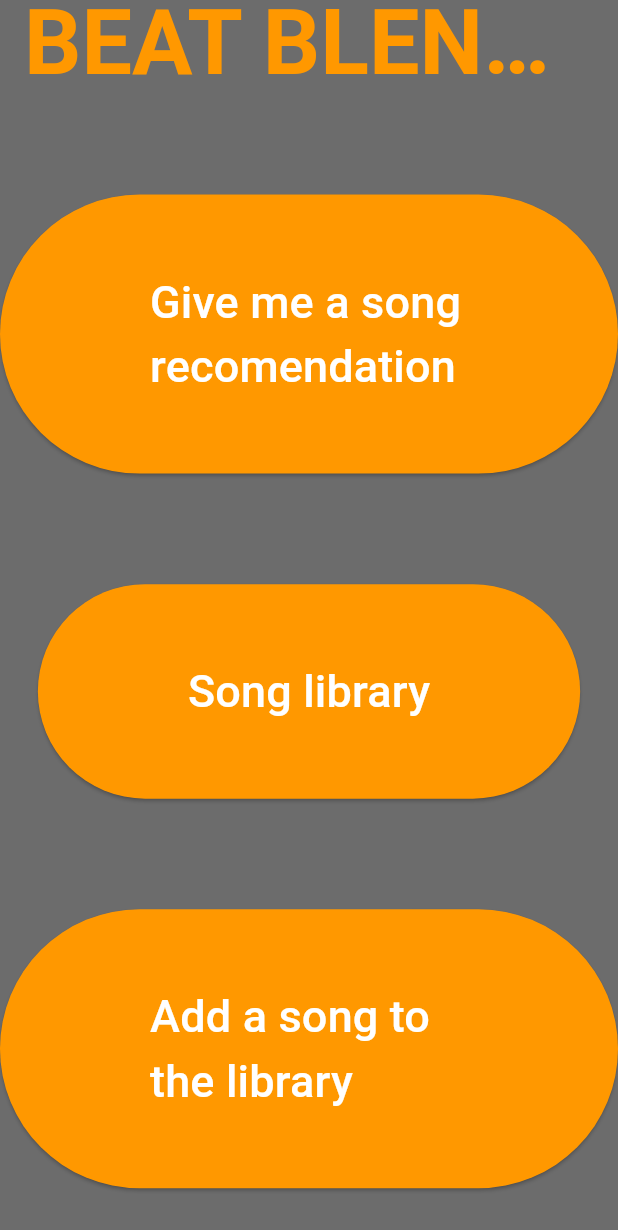
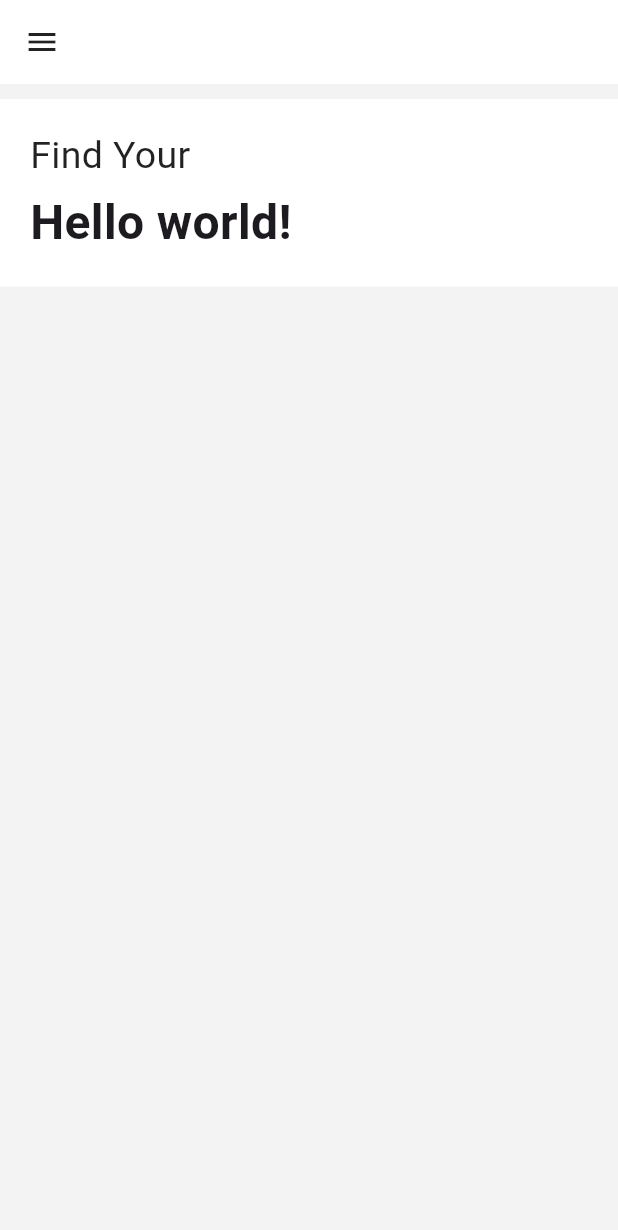
Before and after one commit to andrewshowers/BeatBlendr, a Flutter app: the screen it shows after launch, on a phone screen of 412 x 824 dp. Shown: the top 1230 px of the screen. Run offline on Flutter 3.47's test engine with Material 3 defaults, Android fonts, the phone set to English and light mode, and no system bars; drawn by our look-alikes of animated_text_kit.

Commit message:
working on the landing page. Not complete, but I need to push this before leaving the library

```diff
--- a/lib/landing_page.dart
+++ b/lib/landing_page.dart
@@ -4,92 +4,63 @@ import 'package:flutter/material.dart';
 import 'display_data_page.dart';
 import 'insert_data_page.dart';
 import 'genre_buttons_page.dart';
+import 'package:animated_text_kit/animated_text_kit.dart';
+
 
 class LandingPage extends StatelessWidget {
   @override
   Widget build(BuildContext context) {
     return Scaffold(
-      backgroundColor: Color.fromARGB(255, 108, 108, 108), // Grey background
+      backgroundColor: Color.fromRGBO(244, 243, 243, 1), // white background
       appBar: AppBar(
-        title: Text(
-          'BEAT BLENDR',
-          style: TextStyle(
-            color: Colors.orange, // Title text in blue
-            fontSize: 60,
-            fontWeight: FontWeight.bold,
-          ),
+        backgroundColor: Colors.white,
+        elevation: 0,
+        leading: IconButton(
+          icon: Icon(Icons.menu, color: Colors.black87),
+          onPressed: () {},
         ),
-        backgroundColor: Colors.transparent,
-        elevation: 0,
       ),
-      body: Center(
+      body: SafeArea(
         child: Column(
-          mainAxisAlignment: MainAxisAlignment.spaceEvenly,
+          crossAxisAlignment: CrossAxisAlignment.start,
           children: <Widget>[
             SizedBox(height: 10),
-            ElevatedButton(
-              onPressed: () {
-                Navigator.push(
-                  context,
-                  MaterialPageRoute(builder: (context) => GenreButtonsPage()),
-                );
-              },
-              style: ElevatedButton.styleFrom(
-                backgroundColor:
-                    Colors.orange, // Set the button color to orange
-                padding: EdgeInsets.symmetric(
-                    horizontal: 100, vertical: 50), // Larger size
+            Container(
+              width: double.infinity,
+              decoration: BoxDecoration(
+                color: Colors.white,
               ),
-              child: Text(
-                'Give me a song recomendation',
-                style: TextStyle(
-                  fontSize: 30,
-                  color: Colors.white,
-                ),
-              ),
-            ),
-            SizedBox(height: 10),
-            ElevatedButton(
-              onPressed: () {
-                Navigator.push(
-                  context,
-                  MaterialPageRoute(builder: (context) => DisplayDataPage()),
-                );
-              },
-              style: ElevatedButton.styleFrom(
-                backgroundColor:
-                    Colors.orange, // Set the button color to orange
-                padding: EdgeInsets.symmetric(
-                    horizontal: 100, vertical: 50), // Larger size
-              ),
-              child: Text(
-                'Song library',
-                style: TextStyle(
-                  fontSize: 30,
-                  color: Colors.white,
-                ),
-              ),
-            ),
-            SizedBox(height: 10),
-            ElevatedButton(
-              onPressed: () {
-                Navigator.push(
-                  context,
-                  MaterialPageRoute(builder: (context) => InsertionPage()),
-                );
-              },
-              style: ElevatedButton.styleFrom(
-                backgroundColor:
-                    Colors.orange, // Set the button color to orange
-                padding: EdgeInsets.symmetric(
-                    horizontal: 100, vertical: 50), // Larger size
-              ),
-              child: Text(
-                'Add a song to the library',
-                style: TextStyle(
-                  fontSize: 30,
-                  color: Colors.white,
-                ),
+              padding: EdgeInsets.all(20.0),
+              child: Column(
+                crossAxisAlignment: CrossAxisAlignment.start,
+                children: <Widget>[
+                  Text('Find Your', style: TextStyle(color: Colors.black87, fontSize: 25),),
+                  SizedBox(height: 3),
+                  // Text(
+                  //   'Inspiration',
+                  //   style: TextStyle(
+                  //     color: Colors.black87,
+                  //     fontSize: 40,
+                  //   ),
+                  // ),
+                  AnimatedTextKit(
+                    animatedTexts: [
+                      TypewriterAnimatedText(
+                        'Hello world!',
+                        textStyle: const TextStyle(
+                          fontSize: 32.0,
+                          fontWeight: FontWeight.bold,
+                        ),
+                      speed: const Duration(milliseconds: 2000),
+                      ),
+                    ],
+
+                    totalRepeatCount: 4,
+                    pause: const Duration(milliseconds: 1000),
+                    displayFullTextOnTap: true,
+                    stopPauseSOnTap: true,
+                )
+                ],
               ),
             ),
           ],
--- a/lib/main.dart
+++ b/lib/main.dart
@@ -14,6 +14,7 @@ class MyApp extends StatelessWidget {
         colorScheme: ColorScheme.fromSeed(seedColor: Colors.deepPurple),
         useMaterial3: true,
       ),
+      debugShowCheckedModeBanner: false,
       home: LandingPage(),
     );
   }
--- a/pubspec.yaml
+++ b/pubspec.yaml
@@ -30,6 +30,7 @@ environment:
 dependencies:
   flutter:
     sdk: flutter
+  animated_text_kit: ^4.2.1
 
 
   # The following adds the Cupertino Icons font to your application.
```
Also changed, not shown: pubspec.lock.
